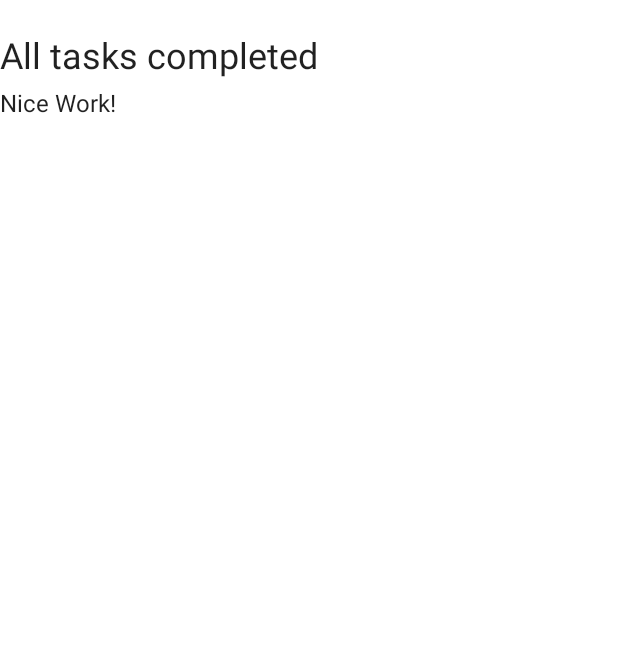
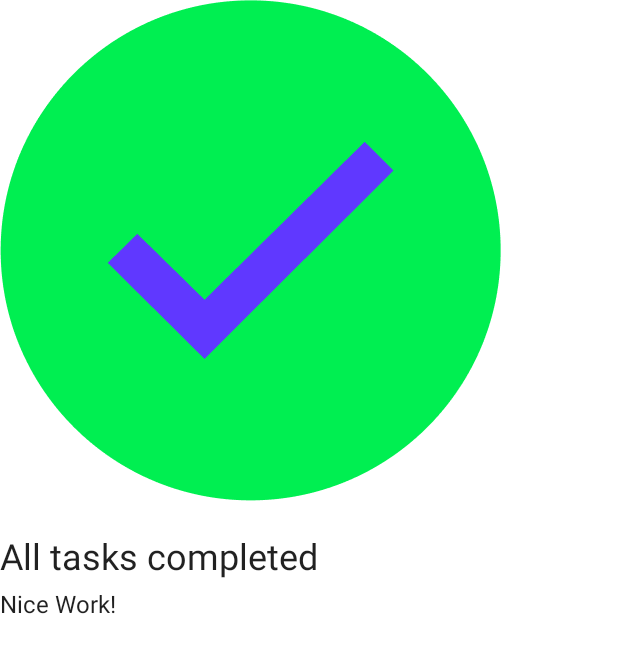
Before and after one commit to sameemul-haque/Android-Basics-with-Compose-Tutorial, an Android app built with Jetpack Compose: the screen it shows after launch (MainActivity), on a phone screen of 412 x 824 dp. Shown: the top 653 px of the screen. Run offline under Robolectric (Android 15) with nearby library versions, the phone set to English and light mode, and no system bars.

Commit message:
checkmark image added

```diff
--- a/app/src/main/java/com/samhaqk/taskmanager/MainActivity.kt
+++ b/app/src/main/java/com/samhaqk/taskmanager/MainActivity.kt
@@ -3,6 +3,7 @@ package com.samhaqk.taskmanager
 import android.os.Bundle
 import androidx.activity.ComponentActivity
 import androidx.activity.compose.setContent
+import androidx.compose.foundation.Image
 import androidx.compose.foundation.layout.Column
 import androidx.compose.foundation.layout.fillMaxSize
 import androidx.compose.foundation.layout.padding
@@ -11,6 +12,7 @@ import androidx.compose.material.Surface
 import androidx.compose.material.Text
 import androidx.compose.runtime.Composable
 import androidx.compose.ui.Modifier
+import androidx.compose.ui.res.painterResource
 import androidx.compose.ui.tooling.preview.Preview
 import androidx.compose.ui.unit.dp
 import androidx.compose.ui.unit.sp
@@ -35,7 +37,12 @@ class MainActivity : ComponentActivity() {
 
 @Composable
 fun TaskText() {
+    val checkmark = painterResource(id = R.drawable.checkmark)
     Column {
+        Image(
+            painter = checkmark,
+            contentDescription = null
+        )
         Text(
             text = "All tasks completed",
             fontSize = 24.sp,
```
Also changed, not shown: app/src/main/res/drawable-nodpi/checkmark.png (added).
